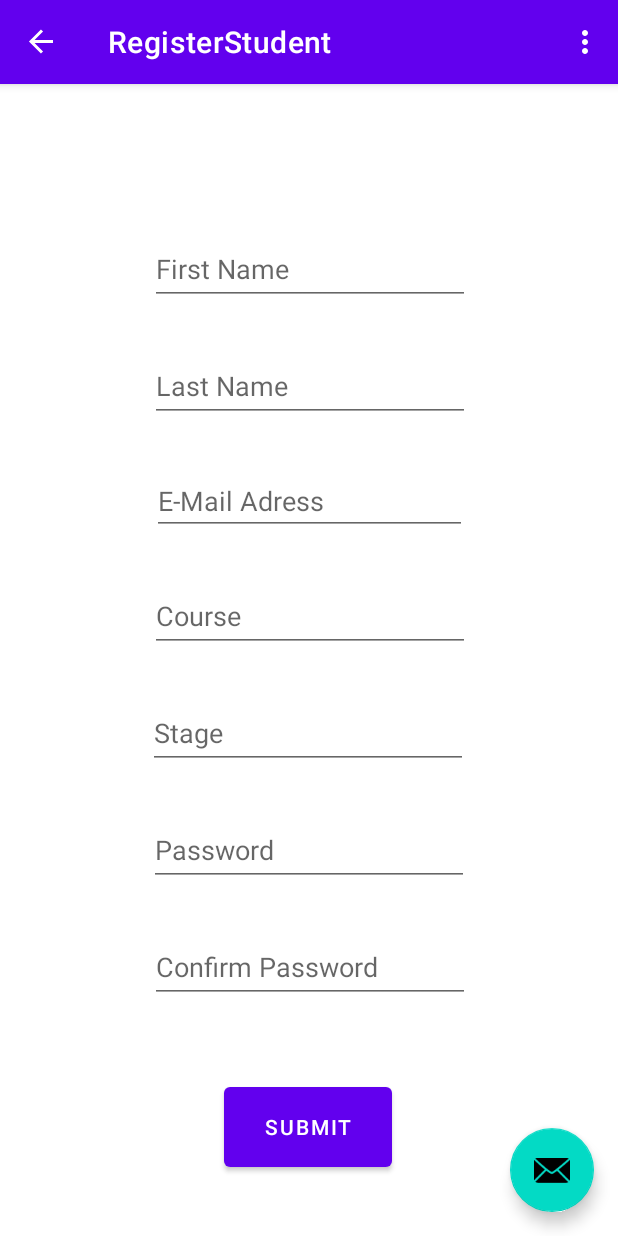
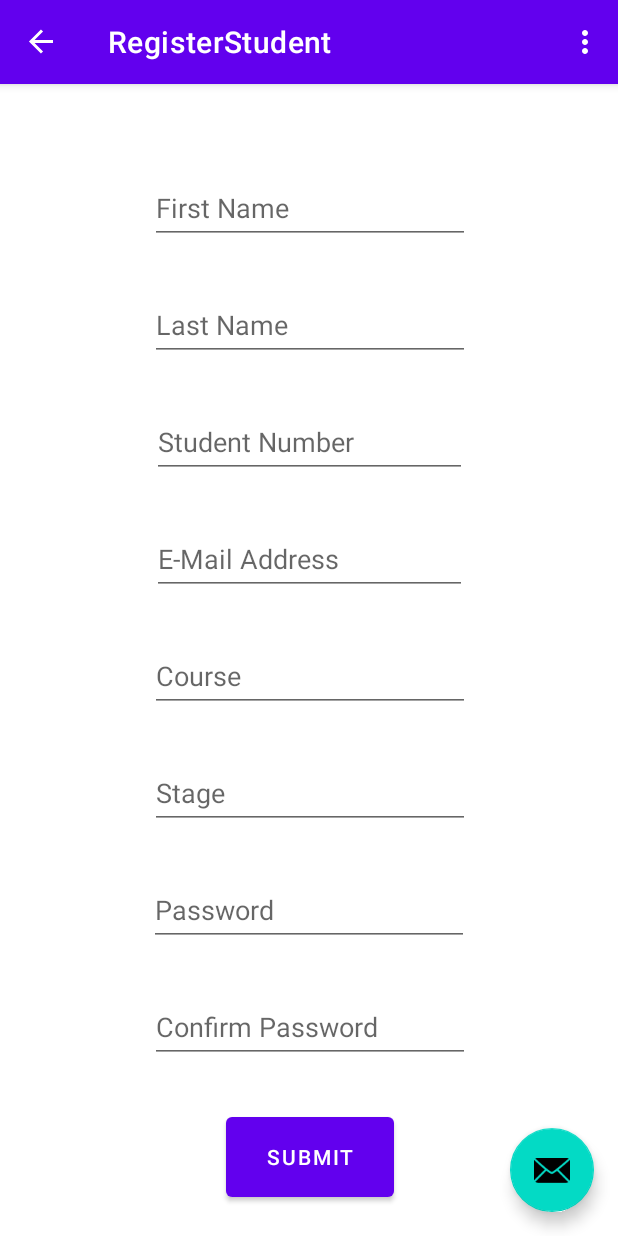
Before and after one commit to LouisCGF/team-23-Project, an Android app: the RegisterStudent screen opened through its navigation route, on a phone screen of 412 x 824 dp. Run offline under Robolectric (Android 15) with nearby library versions, the phone set to English and light mode, and no system bars; our stand-ins replace navigation-ui.

Commit message:
Add student number as a field for student registration. Change the order of fields in both student and staff registration.

```diff
--- a/app/src/main/java/com/example/team_23_project/RegisterStaff.java
+++ b/app/src/main/java/com/example/team_23_project/RegisterStaff.java
@@ -34,8 +34,8 @@ public class RegisterStaff extends Fragment{
                 System.out.println(binding.firstNameStaffTxt.getText());
                 System.out.println(binding.lastNameStaffTxt.getText());
                 System.out.println(binding.adminTxt.getText());
-                System.out.println(binding.passwordSaffRegTxt.getText());
-                System.out.println(binding.passwordConfirmSaffRegTxt.getText());
+                System.out.println(binding.passwordStaffRegTxt.getText());
+                System.out.println(binding.passwordConfirmStaffRegTxt.getText());
 
                 NavHostFragment.findNavController(RegisterStaff.this)
                         .navigate(R.id.action_registerStaff_to_SecondFragment);
--- a/app/src/main/java/com/example/team_23_project/RegisterStudent.java
+++ b/app/src/main/java/com/example/team_23_project/RegisterStudent.java
@@ -33,6 +33,7 @@ public class RegisterStudent extends Fragment {
             public void onClick(View view) {
                 System.out.println(binding.firstNameStudentTxt.getText());
                 System.out.println(binding.lastNameStudentTxt.getText());
+                System.out.println(binding.studentNumberTxt.getText());
                 System.out.println(binding.courseStudentTxt.getText());
                 System.out.println(binding.passwordStudentRegTxt.getText());
                 System.out.println(binding.passwordConfirmStudentRegTxt.getText());
--- a/app/src/main/res/layout/register_student.xml
+++ b/app/src/main/res/layout/register_student.xml
@@ -9,11 +9,95 @@
         android:id="@+id/submitStudentRegBtn"
         android:layout_width="112dp"
         android:layout_height="65dp"
-        android:layout_marginBottom="40dp"
+        android:layout_marginBottom="20dp"
         android:text="Submit"
         app:layout_constraintBottom_toBottomOf="parent"
         app:layout_constraintEnd_toEndOf="parent"
-        app:layout_constraintHorizontal_bias="0.498"
+        app:layout_constraintHorizontal_bias="0.502"
+        app:layout_constraintStart_toStartOf="parent" />
+
+    <EditText
+        android:id="@+id/firstNameStudentTxt"
+        android:layout_width="wrap_content"
+        android:layout_height="wrap_content"
+        android:layout_marginBottom="30dp"
+        android:ems="10"
+        android:hint="First Name"
+        android:inputType="textPersonName"
+        android:minHeight="48dp"
+        app:layout_constraintBottom_toTopOf="@+id/lastNameStudentTxt"
+        app:layout_constraintEnd_toEndOf="parent"
+        app:layout_constraintHorizontal_bias="0.502"
+        app:layout_constraintStart_toStartOf="parent" />
+
+    <EditText
+        android:id="@+id/lastNameStudentTxt"
+        android:layout_width="wrap_content"
+        android:layout_height="wrap_content"
+        android:layout_marginBottom="30dp"
+        android:ems="10"
+        android:hint="Last Name"
+        android:inputType="textPersonName"
+        android:minHeight="48dp"
+        app:layout_constraintBottom_toTopOf="@+id/studentNumberTxt"
+        app:layout_constraintEnd_toEndOf="parent"
+        app:layout_constraintHorizontal_bias="0.502"
+        app:layout_constraintStart_toStartOf="parent" />
+
+    <EditText
+        android:id="@+id/studentNumberTxt"
+        android:layout_width="210dp"
+        android:layout_height="wrap_content"
+        android:layout_marginBottom="30dp"
+        android:ems="10"
+        android:hint="Student Number"
+        android:inputType="textPersonName"
+        android:minHeight="48dp"
+        app:layout_constraintBottom_toTopOf="@+id/emailAdrStudentTxt"
+        app:layout_constraintEnd_toEndOf="parent"
+        app:layout_constraintHorizontal_bias="0.502"
+        app:layout_constraintStart_toStartOf="parent" />
+
+    <EditText
+        android:id="@+id/emailAdrStudentTxt"
+        android:layout_width="210dp"
+        android:layout_height="wrap_content"
+        android:layout_marginBottom="30dp"
+        android:ems="10"
+        android:hint="E-Mail Address"
+        android:inputType="textEmailAddress"
+        android:minHeight="48dp"
+        app:layout_constraintBottom_toTopOf="@+id/courseStudentTxt"
+        app:layout_constraintEnd_toEndOf="parent"
+        app:layout_constraintHorizontal_bias="0.502"
+        app:layout_constraintStart_toStartOf="parent" />
+
+    <EditText
+        android:id="@+id/courseStudentTxt"
+        android:layout_width="wrap_content"
+        android:layout_height="wrap_content"
+        android:layout_marginBottom="30dp"
+        android:ems="10"
+        android:hint="Course"
+        android:inputType="textPersonName"
+        android:minHeight="48dp"
+        app:layout_constraintBottom_toTopOf="@+id/stageStudentTxt"
+        app:layout_constraintEnd_toEndOf="parent"
+        app:layout_constraintHorizontal_bias="0.502"
+        app:layout_constraintStart_toStartOf="parent" />
+
+    <EditText
+        android:id="@+id/stageStudentTxt"
+        android:layout_width="wrap_content"
+        android:layout_height="wrap_content"
+        android:layout_marginBottom="30dp"
+        android:ems="10"
+        android:hint="Stage"
+        android:inputType="textPersonName"
+        android:minHeight="48dp"
+        app:layout_constraintBottom_toTopOf="@+id/passwordStudentRegTxt"
+        app:layout_constraintEnd_toEndOf="parent"
+        app:layout_constraintHorizontal_bias="0.502"
         app:layout_constraintStart_toStartOf="parent" />
 
     <EditText
@@ -33,7 +117,7 @@
         android:id="@+id/passwordConfirmStudentRegTxt"
         android:layout_width="wrap_content"
         android:layout_height="wrap_content"
-        android:layout_marginBottom="50dp"
+        android:layout_marginBottom="30dp"
         android:ems="10"
         android:hint="Confirm Password"
         android:inputType="textPassword"
@@ -43,73 +127,4 @@
         app:layout_constraintHorizontal_bias="0.502"
         app:layout_constraintStart_toStartOf="parent" />
 
-    <EditText
-        android:id="@+id/courseStudentTxt"
-        android:layout_width="wrap_content"
-        android:layout_height="wrap_content"
-        android:layout_marginBottom="30dp"
-        android:ems="10"
-        android:hint="Course"
-        android:inputType="textPersonName"
-        android:minHeight="48dp"
-        app:layout_constraintBottom_toTopOf="@+id/stageStudentTxt"
-        app:layout_constraintEnd_toEndOf="parent"
-        app:layout_constraintHorizontal_bias="0.502"
-        app:layout_constraintStart_toStartOf="parent" />
-
-    <EditText
-        android:id="@+id/lastNameStudentTxt"
-        android:layout_width="wrap_content"
-        android:layout_height="wrap_content"
-        android:layout_marginBottom="30dp"
-        android:ems="10"
-        android:hint="Last Name"
-        android:inputType="textPersonName"
-        android:minHeight="48dp"
-        app:layout_constraintBottom_toTopOf="@+id/emailAdrStudentTxt"
-        app:layout_constraintEnd_toEndOf="parent"
-        app:layout_constraintHorizontal_bias="0.502"
-        app:layout_constraintStart_toStartOf="parent" />
-
-    <EditText
-        android:id="@+id/stageStudentTxt"
-        android:layout_width="wrap_content"
-        android:layout_height="wrap_content"
-        android:layout_marginBottom="30dp"
-        android:ems="10"
-        android:hint="Stage"
-        android:inputType="textPersonName"
-        android:minHeight="48dp"
-        app:layout_constraintBottom_toTopOf="@+id/passwordStudentRegTxt"
-        app:layout_constraintEnd_toEndOf="parent"
-        app:layout_constraintHorizontal_bias="0.497"
-        app:layout_constraintStart_toStartOf="parent" />
-
-    <EditText
-        android:id="@+id/firstNameStudentTxt"
-        android:layout_width="wrap_content"
-        android:layout_height="wrap_content"
-        android:layout_marginBottom="30dp"
-        android:ems="10"
-        android:hint="First Name"
-        android:inputType="textPersonName"
-        android:minHeight="48dp"
-        app:layout_constraintBottom_toTopOf="@+id/lastNameStudentTxt"
-        app:layout_constraintEnd_toEndOf="parent"
-        app:layout_constraintHorizontal_bias="0.502"
-        app:layout_constraintStart_toStartOf="parent" />
-
-    <EditText
-        android:id="@+id/emailAdrStudentTxt"
-        android:layout_width="210dp"
-        android:layout_height="wrap_content"
-        android:layout_marginBottom="30dp"
-        android:ems="10"
-        android:hint="E-Mail Adress"
-        android:inputType="textEmailAddress"
-        app:layout_constraintBottom_toTopOf="@+id/courseStudentTxt"
-        app:layout_constraintEnd_toEndOf="parent"
-        app:layout_constraintHorizontal_bias="0.502"
-        app:layout_constraintStart_toStartOf="parent" />
-
 </androidx.constraintlayout.widget.ConstraintLayout>
```
Also changed, not shown: app/src/main/res/layout/register_staff.xml (+51 -51 lines).
